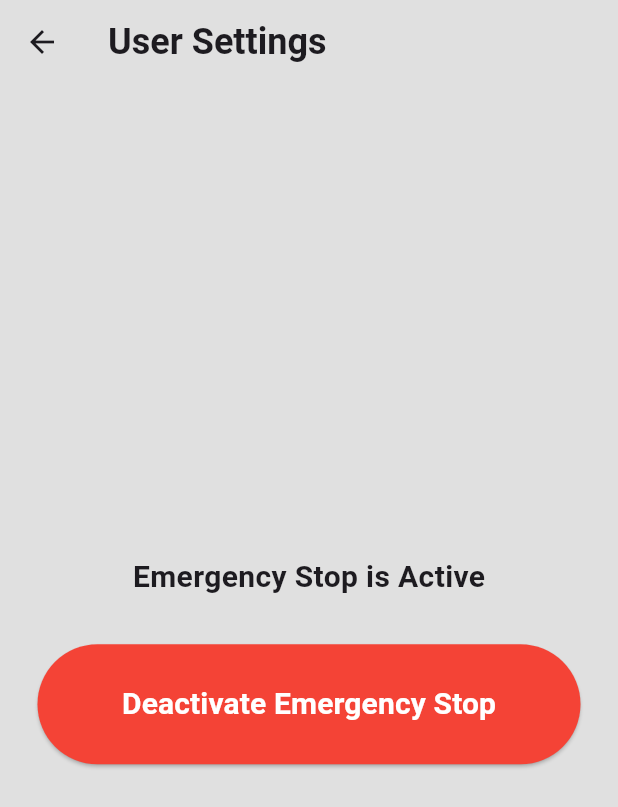
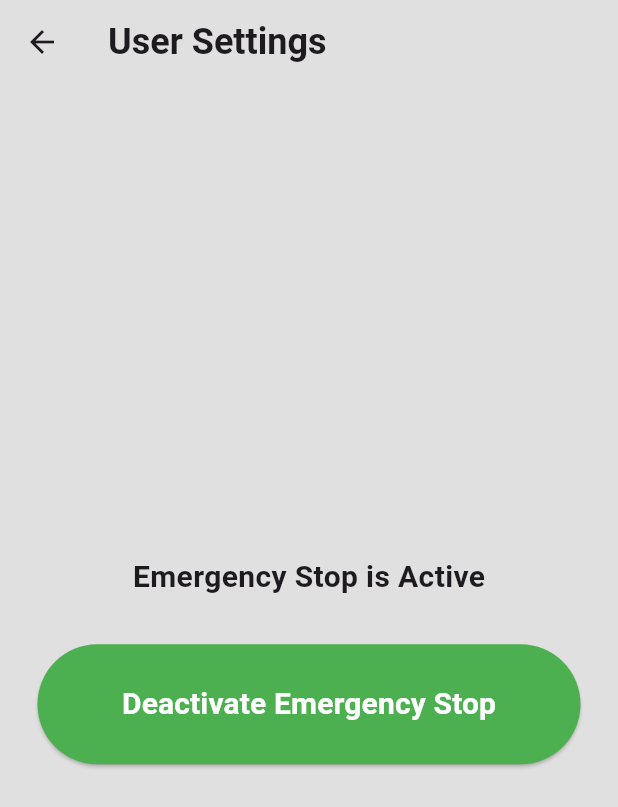
Before and after one commit to AndrewGallovich/TacoPrime, a Flutter app: the UserSettingsPage screen opened directly, after a tap on "Activate Emergency Stop", on a phone screen of 412 x 824 dp. Shown: the top 807 px of the screen. Run offline on Flutter 3.47's test engine with Material 3 defaults, Android fonts, the phone set to English and light mode, and no system bars; our stand-ins replace cloud_firestore, firebase_auth, firebase_core, firebase_database, firebase_storage, google_nav_bar and 1 more; accounts and stored records are empty.

Commit message:
Emergency stop button now changes color based on current state.

```diff
--- a/lib/pages/user_settings_page.dart
+++ b/lib/pages/user_settings_page.dart
@@ -67,7 +67,7 @@ class _UserSettingsPageState extends State<UserSettingsPage> {
               ElevatedButton(
                 onPressed: _toggleStop,
                 style: ElevatedButton.styleFrom(
-                  backgroundColor: Colors.red,
+                  backgroundColor: _stopValue == 0 ? Colors.red : Colors.green,
                   minimumSize: const Size(double.infinity, 80), // Full width and 80-pixel height.
                 ),
                 child: Text(
```
